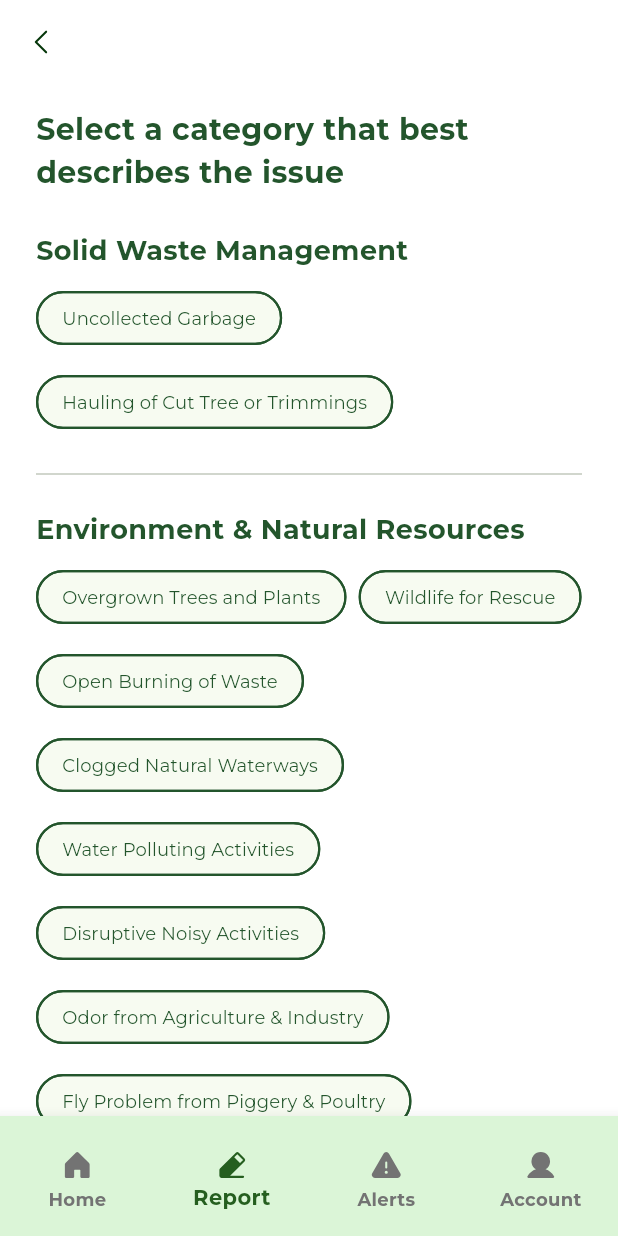
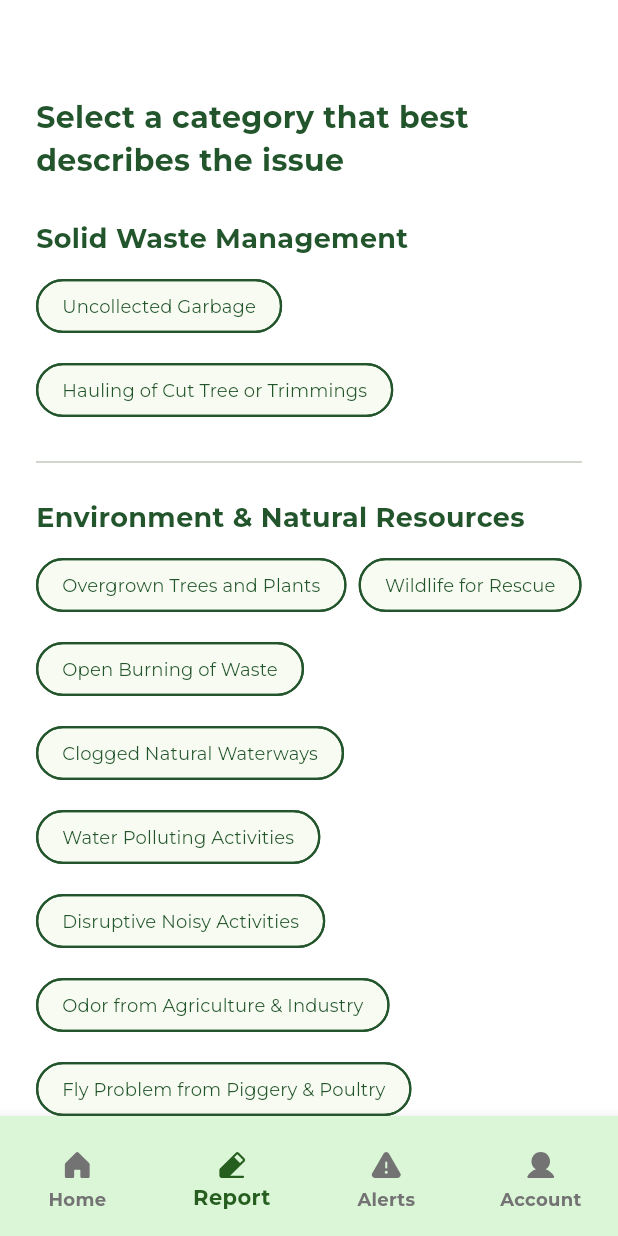
Before and after one commit to vencerlao/NagaBantay-mobile-app, a Flutter app: the screen it shows after launch, item 2 of the bottom bar chosen, on a phone screen of 412 x 824 dp. Run offline on Flutter 3.47's test engine with Material 3 defaults, Android fonts, the phone set to English and light mode, and no system bars; our stand-ins replace dotted_border, dropdown_search, flutter_map, geocoding, geolocator, latlong2 and 1 more.

Commit message:
nagabantay | navigation update on category & continue report

```diff
--- a/lib/pages/category-report_page.dart
+++ b/lib/pages/category-report_page.dart
@@ -1,5 +1,4 @@
 import 'package:flutter/material.dart';
-import 'package:phosphor_flutter/phosphor_flutter.dart';
 import 'package:nagabantay_mobile_app/pages/continue-report_page.dart';
 
 class ReportPage extends StatefulWidget {
@@ -97,19 +96,16 @@
   @override
   Widget build(BuildContext context) {
     return Scaffold(
+      // AppBar removed to eliminate the white header; content renders directly
+      // under the status bar. If you want to avoid overlap with system UI,
+      // we can wrap the body with SafeArea — tell me if you'd like that.
       appBar: AppBar(
         backgroundColor: Colors.white,
         elevation: 0,
         scrolledUnderElevation: 0,
         surfaceTintColor: Colors.transparent,
-        leading: IconButton(
-          onPressed: () => Navigator.pop(context),
-          icon: Icon(
-            PhosphorIcons.caretLeft,
-            size: 22.0,
-            color: const Color(0xff06370b),
-          ),
-        ),
+        automaticallyImplyLeading: false,
+        toolbarHeight: 48, // compact height
       ),
       body: SingleChildScrollView(
         padding: const EdgeInsets.symmetric(horizontal: 24, vertical: 16),
--- a/lib/widgets/navigation_bar.dart
+++ b/lib/widgets/navigation_bar.dart
@@ -7,14 +7,15 @@
 import '../pages/account_page.dart';
 
 class NagabantayNavBar extends StatefulWidget {
-  const NagabantayNavBar({super.key});
+  final int initialIndex;
+  const NagabantayNavBar({super.key, this.initialIndex = 0});
 
   @override
   State<NagabantayNavBar> createState() => _NagabantayNavBarState();
 }
 
 class _NagabantayNavBarState extends State<NagabantayNavBar> {
-  int _currentIndex = 0;
+  late int _currentIndex;
 
   final List<Widget> _pages = const [
     HomePage(),
@@ -22,6 +23,12 @@
     AlertsPage(),
     AccountPage(),
   ];
+
+  @override
+  void initState() {
+    super.initState();
+    _currentIndex = widget.initialIndex.clamp(0, _pages.length - 1);
+  }
 
   @override
   Widget build(BuildContext context) {
```
Also changed, not shown: lib/pages/continue-report_page.dart (+7 -7 lines).
